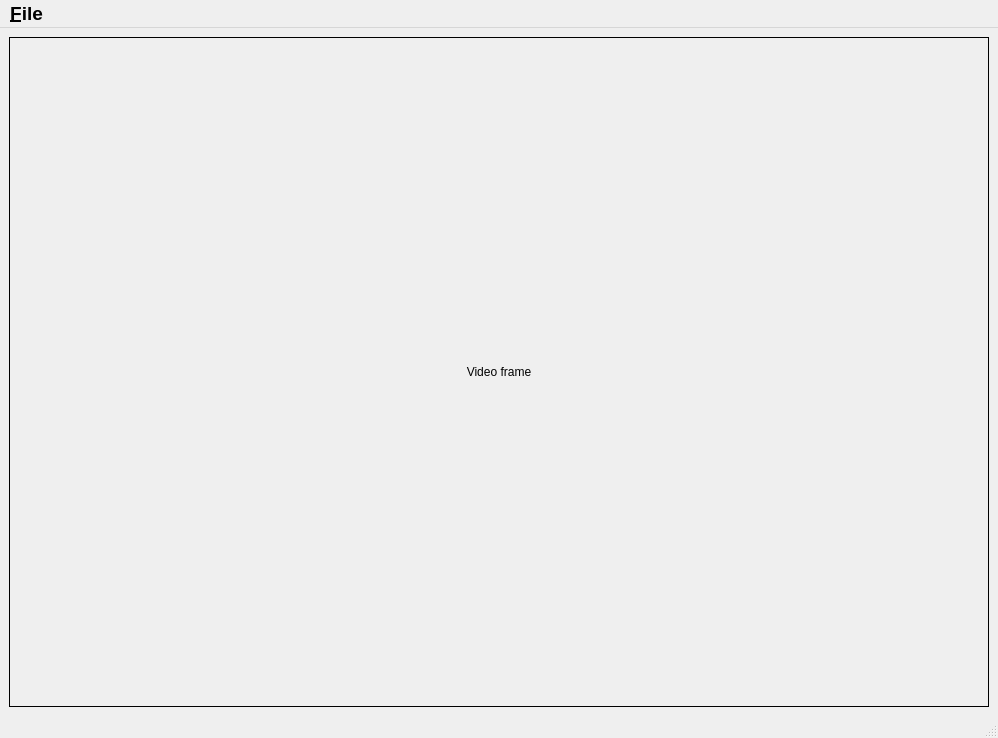
NPMachineLearning/SmartTrainer, file qt_app/main_window.ui: the form before one commit.
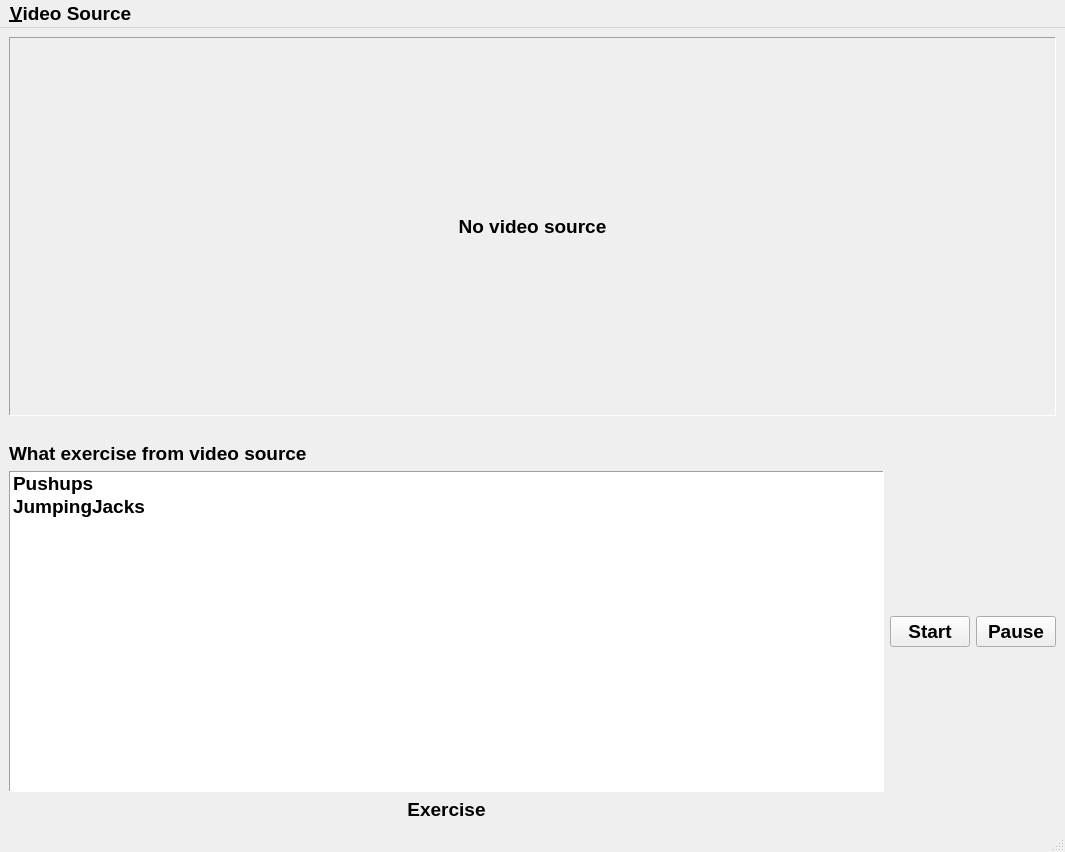
The form after the commit.

Commit message: improve app ui, pause and resume video source, switch video source on the fly

Diff of the .ui file:
```diff
--- a/qt_app/main_window.ui
+++ b/qt_app/main_window.ui
@@ -6,8 +6,8 @@
    <rect>
     <x>0</x>
     <y>0</y>
-    <width>998</width>
-    <height>738</height>
+    <width>1065</width>
+    <height>852</height>
    </rect>
   </property>
   <property name="font">
@@ -42,20 +42,169 @@
         <verstretch>0</verstretch>
        </sizepolicy>
       </property>
+      <property name="font">
+       <font>
+        <pointsize>14</pointsize>
+        <weight>75</weight>
+        <bold>true</bold>
+       </font>
+      </property>
       <property name="frameShape">
-       <enum>QFrame::Box</enum>
+       <enum>QFrame::Panel</enum>
       </property>
       <property name="frameShadow">
-       <enum>QFrame::Plain</enum>
+       <enum>QFrame::Sunken</enum>
       </property>
       <property name="text">
-       <string>Video frame</string>
+       <string>No video source</string>
       </property>
       <property name="alignment">
        <set>Qt::AlignCenter</set>
       </property>
      </widget>
     </item>
+    <item>
+     <spacer name="horizontalSpacer">
+      <property name="orientation">
+       <enum>Qt::Horizontal</enum>
+      </property>
+      <property name="sizeHint" stdset="0">
+       <size>
+        <width>40</width>
+        <height>20</height>
+       </size>
+      </property>
+     </spacer>
+    </item>
+    <item>
+     <layout class="QHBoxLayout" name="horizontalLayout">
+      <property name="leftMargin">
+       <number>0</number>
+      </property>
+      <property name="rightMargin">
+       <number>0</number>
+      </property>
+      <item>
+       <layout class="QVBoxLayout" name="verticalLayout">
+        <item>
+         <widget class="QLabel" name="label">
+          <property name="font">
+           <font>
+            <pointsize>14</pointsize>
+            <weight>75</weight>
+            <bold>true</bold>
+           </font>
+          </property>
+          <property name="text">
+           <string>What exercise from video source</string>
+          </property>
+         </widget>
+        </item>
+        <item>
+         <widget class="QListWidget" name="exercise_list">
+          <property name="sizePolicy">
+           <sizepolicy hsizetype="Minimum" vsizetype="Expanding">
+            <horstretch>0</horstretch>
+            <verstretch>0</verstretch>
+           </sizepolicy>
+          </property>
+          <property name="font">
+           <font>
+            <pointsize>14</pointsize>
+            <weight>75</weight>
+            <bold>true</bold>
+           </font>
+          </property>
+          <property name="frameShape">
+           <enum>QFrame::Panel</enum>
+          </property>
+          <item>
+           <property name="text">
+            <string>Pushups</string>
+           </property>
+          </item>
+          <item>
+           <property name="text">
+            <string>JumpingJacks</string>
+           </property>
+          </item>
+         </widget>
+        </item>
+        <item>
+         <widget class="QLabel" name="current_exercise_label">
+          <property name="font">
+           <font>
+            <pointsize>14</pointsize>
+            <weight>75</weight>
+            <bold>true</bold>
+           </font>
+          </property>
+          <property name="text">
+           <string>Exercise</string>
+          </property>
+          <property name="alignment">
+           <set>Qt::AlignCenter</set>
+          </property>
+         </widget>
+        </item>
+       </layout>
+      </item>
+      <item>
+       <layout class="QVBoxLayout" name="verticalLayout_3">
+        <item>
+         <layout class="QHBoxLayout" name="horizontalLayout_2">
+          <property name="sizeConstraint">
+           <enum>QLayout::SetDefaultConstraint</enum>
+          </property>
+          <item>
+           <widget class="QPushButton" name="start_button">
+            <property name="sizePolicy">
+             <sizepolicy hsizetype="Maximum" vsizetype="Fixed">
+              <horstretch>0</horstretch>
+              <verstretch>0</verstretch>
+             </sizepolicy>
+            </property>
+            <property name="font">
+             <font>
+              <pointsize>14</pointsize>
+              <weight>75</weight>
+              <bold>true</bold>
+             </font>
+            </property>
+            <property name="text">
+             <string>Start</string>
+            </property>
+            <property name="flat">
+             <bool>false</bool>
+            </property>
+           </widget>
+          </item>
+          <item>
+           <widget class="QPushButton" name="toggle_pause_button">
+            <property name="sizePolicy">
+             <sizepolicy hsizetype="Maximum" vsizetype="Fixed">
+              <horstretch>0</horstretch>
+              <verstretch>0</verstretch>
+             </sizepolicy>
+            </property>
+            <property name="font">
+             <font>
+              <pointsize>14</pointsize>
+              <weight>75</weight>
+              <bold>true</bold>
+             </font>
+            </property>
+            <property name="text">
+             <string>Pause</string>
+            </property>
+           </widget>
+          </item>
+         </layout>
+        </item>
+       </layout>
+      </item>
+     </layout>
+    </item>
    </layout>
   </widget>
   <widget class="QMenuBar" name="menubar">
@@ -63,7 +212,7 @@
     <rect>
      <x>0</x>
      <y>0</y>
-     <width>998</width>
+     <width>1065</width>
      <height>37</height>
     </rect>
    </property>
@@ -86,7 +235,7 @@
      </font>
     </property>
     <property name="title">
-     <string>&amp;File</string>
+     <string>&amp;Video Source</string>
     </property>
     <addaction name="action_open_video"/>
    </widget>
```
Left out of the diff: 2 changed lines with no effect on the pictures. The commit also changes 3 other files.
